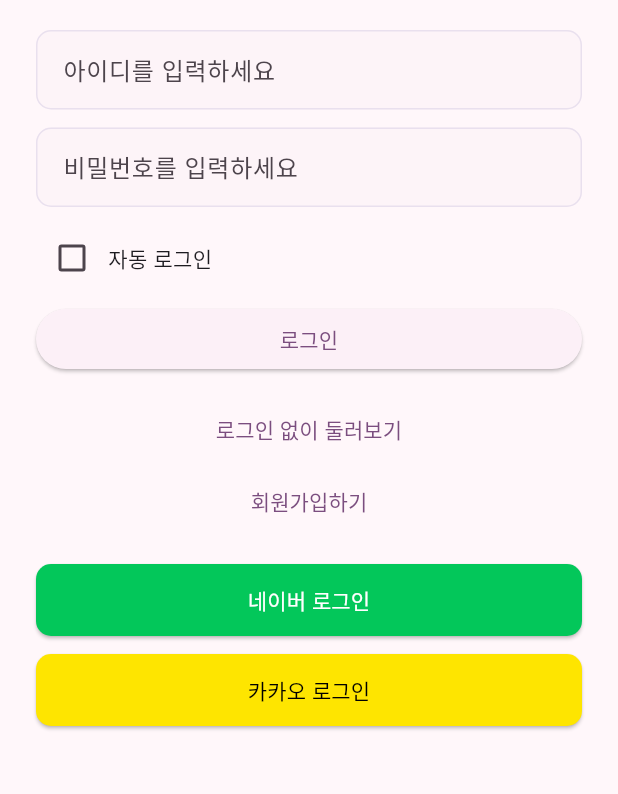
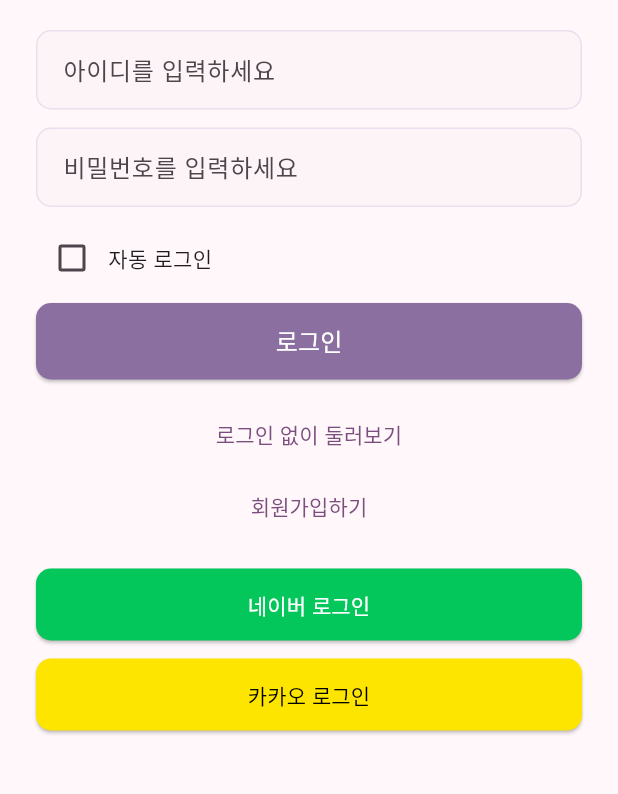
Before and after one commit to Akathin/MarketPulse, a Flutter app: the screen it shows after launch, on a phone screen of 412 x 824 dp, the part 321-1115 px from its top. Run offline on Flutter 3.47's test engine with Material 3 defaults, Android fonts, the phone set to English and light mode, and no system bars; our stand-ins replace google_fonts, shared_preferences, table_calendar.

Commit message:
로그인 및 회원가입, 뉴스 서버 접속 수정

```diff
--- a/lib/pages/login_page.dart
+++ b/lib/pages/login_page.dart
@@ -156,28 +156,28 @@
           ),
           const SizedBox(height: 6),
 
+          ElevatedButton(
+            onPressed: _handleLogin,
+            style: ElevatedButton.styleFrom(
+              backgroundColor: AppStyles.primary,
+              foregroundColor: Colors.white,
+              padding: const EdgeInsets.symmetric(vertical: 14),
+              shape: RoundedRectangleBorder(
+                borderRadius: BorderRadius.circular(AppStyles.borderRadius),
+              ),
+            ),
+            child: const Text('로그인', style: TextStyle(fontSize: 16)),
+          ),
           // ElevatedButton(
-          //   onPressed: _handleLogin,
-          //   style: ElevatedButton.styleFrom(
-          //     backgroundColor: AppStyles.primary,
-          //     foregroundColor: Colors.white,
-          //     padding: const EdgeInsets.symmetric(vertical: 14),
-          //     shape: RoundedRectangleBorder(
-          //       borderRadius: BorderRadius.circular(AppStyles.borderRadius),
-          //     ),
-          //   ),
-          //   child: const Text('로그인', style: TextStyle(fontSize: 16)),
+          //   onPressed: () {
+          //     // 🔥 서버 없이 바로 홈 화면으로 이동 (테스트용)
+          //     Navigator.pushReplacement(
+          //       context,
+          //       MaterialPageRoute(builder: (_) => const HomePage()),
+          //     );
+          //   },
+          //   child: const Text('로그인'),
           // ),
-          ElevatedButton(
-            onPressed: () {
-              // 🔥 서버 없이 바로 홈 화면으로 이동 (테스트용)
-              Navigator.pushReplacement(
-                context,
-                MaterialPageRoute(builder: (_) => const HomePage()),
-              );
-            },
-            child: const Text('로그인'),
-          ),
         ],
       ),
     );
```
Also changed, not shown: 3 other files.
